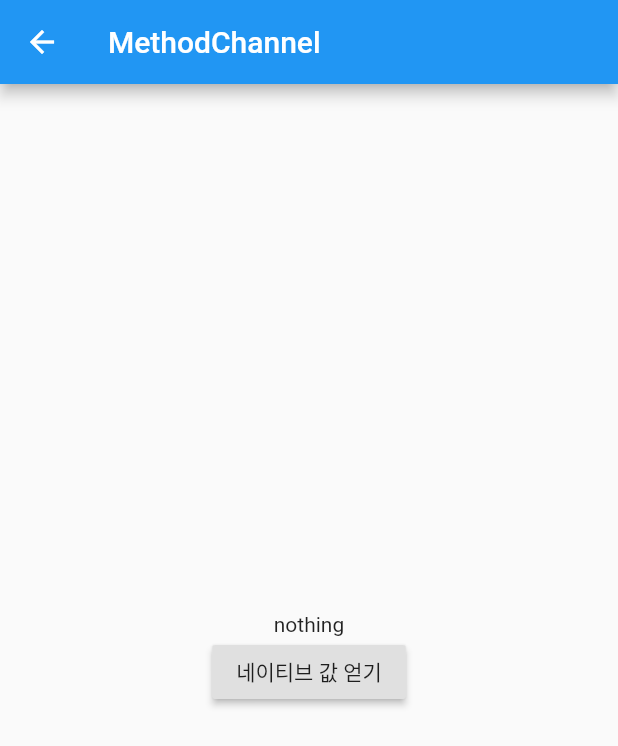
After one commit to juhyeon1114/flutter-mid, a Flutter app: the screen it shows after launch, after a tap on "MyMethodChannel", on a phone screen of 412 x 824 dp. The commit adds this screen. Shown: the top 746 px of the screen. Run offline on Flutter 3.47's test engine with Material 2 defaults, Android fonts, the phone set to English and light mode, and no system bars.

Commit message:
log : 네이티브 코드 연동 - flutter 까지 들음

```diff
--- a/lib/main.dart
+++ b/lib/main.dart
@@ -7,6 +7,7 @@ import 'package:flutter_mid/src/MyOrientation.dart';
 import 'package:flutter_mid/src/MyTabController.dart';
 import 'package:flutter_mid/src/MyFormValidation.dart';
 import 'package:flutter_mid/src/MySwipeToDismiss.dart';
+import 'package:flutter_mid/src/MyMethodChannel.dart';
 
 void main() {
   runApp(MyApp());
@@ -89,6 +90,12 @@ class _HomeState extends State<Home> {
             Navigator.push(context, MaterialPageRoute(builder: (context) => MySwipeToDismiss()));
           },
         ),
+        ListTile(
+          title: Text('MyMethodChannel'),
+          onTap: () {
+            Navigator.push(context, MaterialPageRoute(builder: (context) => MyMethodChannel()));
+          },
+        ),
       ],
     );
   }
--- /dev/null
+++ b/lib/src/MyMethodChannel.dart
@@ -0,0 +1,40 @@
+import 'package:flutter/material.dart';
+import 'package:flutter/services.dart';
+
+class MyMethodChannel extends StatefulWidget {
+  @override
+  _MyMethodChannelState createState() => _MyMethodChannelState();
+}
+
+class _MyMethodChannelState extends State<MyMethodChannel> {
+  static const platform = const MethodChannel('example.com/value'); //ios또는 android와 통신할 수 있게 해주는 channel
+  String _value = 'nothing';
+
+  Future<void> getNativeValue() async {
+    String value;
+    try {
+      value = await platform.invokeMethod('getValue');
+    } catch (e) {
+      value = '네이티브 코드 실행 에러 : ${e.message}';
+    }
+    setState(() {
+        _value = value;
+      });
+  }
+
+  @override
+  Widget build(BuildContext context) {
+    return Scaffold(
+      appBar: AppBar(title: Text('MethodChannel')),
+      body: Center(
+        child: Column(
+          mainAxisAlignment: MainAxisAlignment.center,
+          children: <Widget>[
+            Text(_value),
+            RaisedButton(child: Text('네이티브 값 얻기'), onPressed: getNativeValue,)
+          ],
+        )
+      )
+    );
+  }
+}
```
